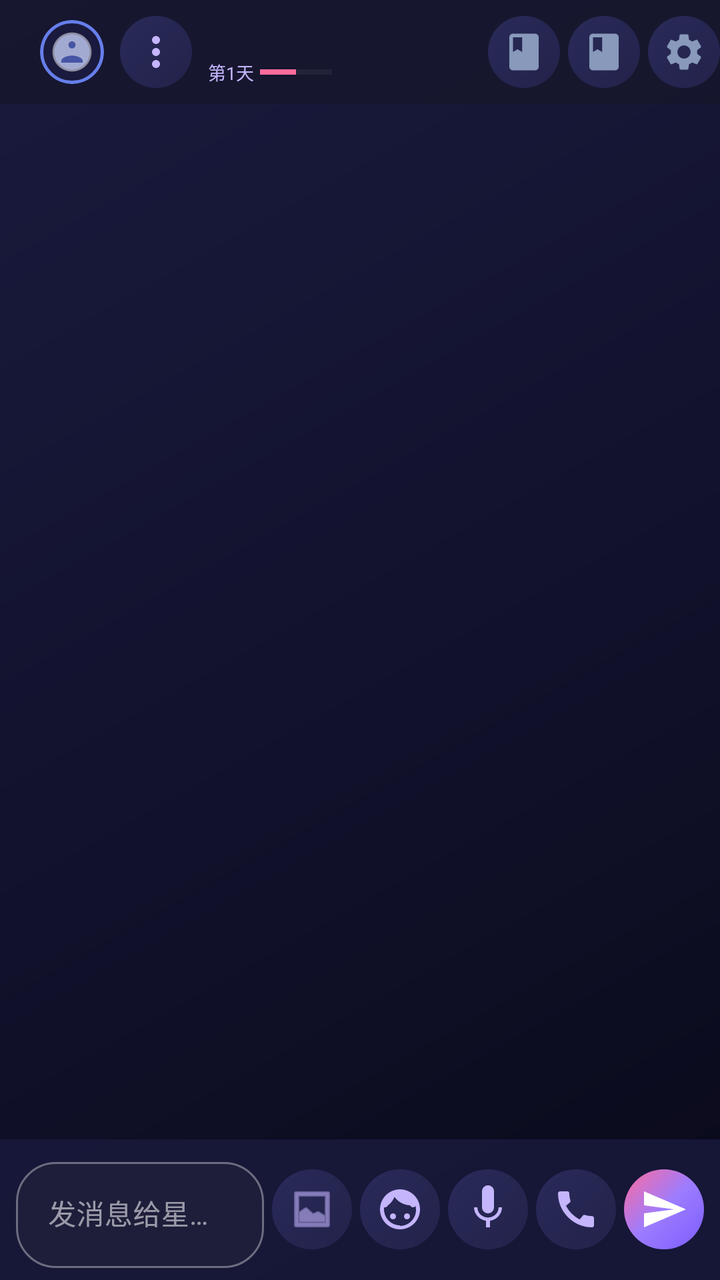
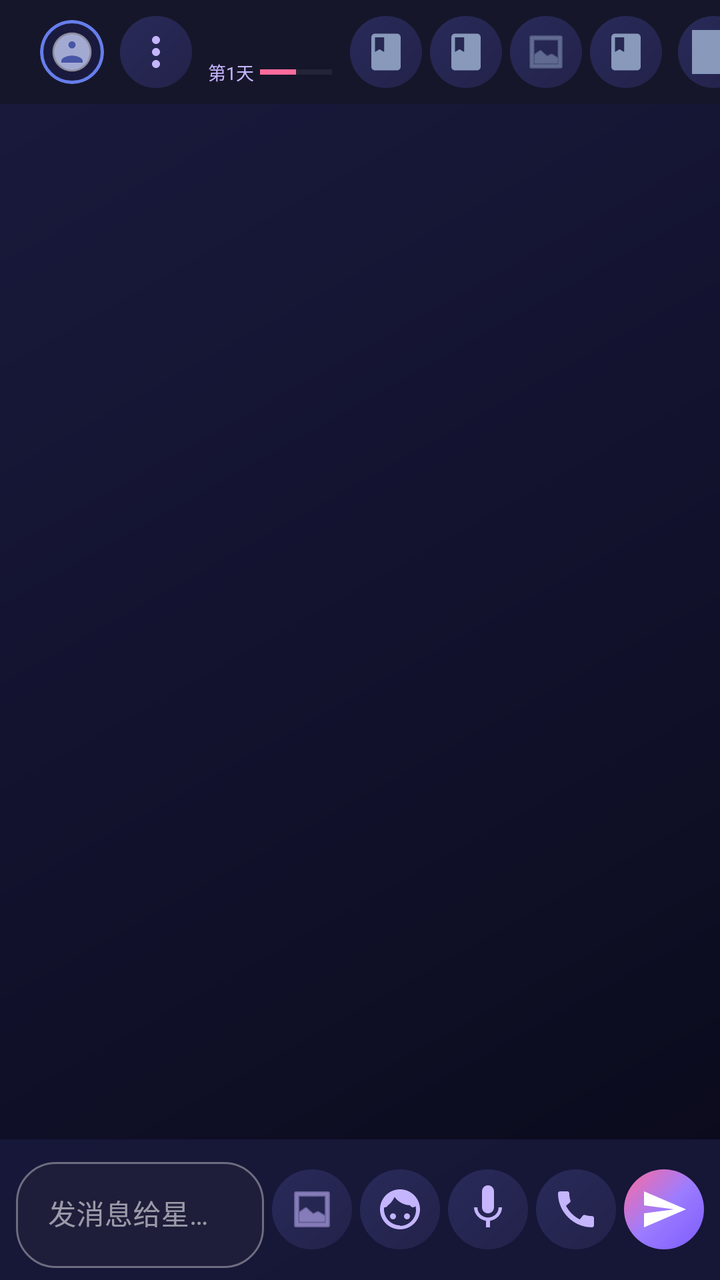

The first picture is an Android layout as it rendered before a commit; the second is the same layout after the commit. The layout source and the unified diff follow.
<!-- AndroidManifest.xml: application theme Theme.Companion -->
<!-- res/layout/activity_main.xml -->
<?xml version="1.0" encoding="utf-8"?>
<FrameLayout
    xmlns:android="http://schemas.android.com/apk/res/android"
    xmlns:app="http://schemas.android.com/apk/res-auto"
    android:id="@+id/root_layout"
    android:layout_width="match_parent"
    android:layout_height="match_parent">

    <ImageView
        android:id="@+id/iv_chat_background"
        android:layout_width="match_parent"
        android:layout_height="match_parent"
        android:scaleType="centerCrop"
        android:src="@drawable/bg_gradient" />

    <FrameLayout
        android:id="@+id/ui_layer"
        android:layout_width="match_parent"
        android:layout_height="match_parent"
        android:clickable="false"
        android:focusable="false">

        <com.google.android.material.appbar.MaterialToolbar
            android:id="@+id/toolbar"
            android:layout_width="match_parent"
            android:layout_height="52dp"
            android:background="#b316162a"
            android:clickable="true"
            android:focusable="true"
            app:titleTextColor="@android:color/white">

            <LinearLayout
                android:layout_width="match_parent"
                android:layout_height="match_parent"
                android:gravity="center_vertical"
                android:orientation="horizontal"
                android:clickable="true"
                android:focusable="true">

                <com.google.android.material.card.MaterialCardView
                    android:id="@+id/iv_ai_avatar_small_card"
                    android:layout_width="32dp"
                    android:layout_height="32dp"
                    android:layout_marginStart="4dp"
                    android:layout_marginEnd="8dp"
                    app:cardCornerRadius="16dp"
                    app:cardElevation="0dp"
                    app:cardBackgroundColor="#1a1a3e"
                    app:strokeWidth="1.5dp"
                    app:strokeColor="#667eea">

                    <ImageView
                        android:id="@+id/iv_ai_avatar_small"
                        android:layout_width="match_parent"
                        android:layout_height="match_parent"
                        android:scaleType="centerCrop"
                        android:src="@drawable/ic_avatar_default_ai"
                        android:contentDescription="AI头像"
                        android:clickable="true"
                        android:focusable="true" />
                </com.google.android.material.card.MaterialCardView>

                <ImageButton
                    android:id="@+id/btn_more"
                    android:layout_width="36dp"
                    android:layout_height="36dp"
                    android:background="@drawable/bg_icon_button"
                    android:src="@drawable/ic_more"
                    android:contentDescription="更多"
                    android:scaleType="centerInside"
                    android:padding="6dp"
                    app:tint="#c4b5fd" />

                <LinearLayout
                    android:layout_width="wrap_content"
                    android:layout_height="wrap_content"
                    android:orientation="vertical"
                    android:layout_marginStart="8dp"
                    android:layout_marginEnd="6dp">

                    <TextView
                        android:id="@+id/tv_pet_name"
                        android:layout_width="wrap_content"
                        android:layout_height="wrap_content"
                        android:text=""
                        android:textColor="@android:color/white"
                        android:textSize="15sp"
                        android:textStyle="bold" />

                    <LinearLayout
                        android:layout_width="wrap_content"
                        android:layout_height="wrap_content"
                        android:orientation="horizontal"
                        android:gravity="center_vertical">

                        <TextView
                            android:id="@+id/tv_days_label"
                            android:layout_width="wrap_content"
                            android:layout_height="wrap_content"
                            android:text="第1天"
                            android:textColor="#c4b5fd"
                            android:textSize="9sp" />

                        <ProgressBar
                            android:id="@+id/progress_affection"
                            style="?android:attr/progressBarStyleHorizontal"
                            android:layout_width="36dp"
                            android:layout_height="2.5dp"
                            android:layout_marginStart="3dp"
                            android:max="100"
                            android:progress="50"
                            android:progressTint="#ff6b9d"
                            android:progressBackgroundTint="#33ffffff" />
                    </LinearLayout>
                </LinearLayout>

                <View
                    android:layout_width="0dp"
                    android:layout_height="0dp"
                    android:layout_weight="1" />

                <TextView
                    android:id="@+id/tv_weather"
                    android:layout_width="wrap_content"
                    android:layout_height="wrap_content"
                    android:text="☀️ 25°"
                    android:textColor="#aabbdd"
                    android:textSize="11sp"
                    android:layout_marginEnd="6dp"
                    android:visibility="gone" />

                <ImageButton
                    android:id="@+id/btn_moments"
                    android:layout_width="36dp"
                    android:layout_height="36dp"
                    android:background="@drawable/bg_icon_button"
                    android:src="@drawable/ic_diary"
                    android:contentDescription="动态"
                    android:scaleType="centerInside"
                    android:padding="7dp"
                    android:layout_marginEnd="4dp"
                    app:tint="#8899bb" />

                <ImageButton
                    android:id="@+id/btn_diary"
                    android:layout_width="36dp"
                    android:layout_height="36dp"
                    android:background="@drawable/bg_icon_button"
                    android:src="@drawable/ic_diary"
                    android:contentDescription="日记"
                    android:scaleType="centerInside"
                    android:padding="7dp"
                    android:layout_marginEnd="4dp"
                    app:tint="#8899bb" />

                <ImageButton
                    android:id="@+id/btn_settings"
                    android:layout_width="36dp"
                    android:layout_height="36dp"
                    android:background="@drawable/bg_icon_button"
                    android:src="@drawable/ic_settings"
                    android:contentDescription="设置"
                    android:scaleType="centerInside"
                    android:padding="7dp"
                    app:tint="#8899bb" />
            </LinearLayout>
        </com.google.android.material.appbar.MaterialToolbar>

        <androidx.recyclerview.widget.RecyclerView
            android:id="@+id/recycler_chat"
            android:layout_width="match_parent"
            android:layout_height="match_parent"
            android:layout_marginTop="56dp"
            android:layout_marginBottom="68dp"
            android:paddingStart="8dp"
            android:paddingEnd="8dp"
            android:paddingTop="8dp"
            android:paddingBottom="48dp"
            android:clipToPadding="false"
            android:clickable="true"
            android:focusable="true" />

        <com.aicompanion.live2d.Live2DWebView
            android:id="@+id/live2d_view"
            android:layout_width="match_parent"
            android:layout_height="match_parent"
            android:layout_marginTop="80dp"
            android:layout_marginBottom="68dp"
            android:alpha="0.9"
            android:visibility="gone" />

        <LinearLayout
            android:id="@+id/layout_bottom_bar"
            android:layout_width="match_parent"
            android:layout_height="wrap_content"
            android:layout_gravity="bottom"
            android:orientation="vertical"
            android:elevation="0dp">

            <HorizontalScrollView
                android:id="@+id/scroll_predictions"
                android:layout_width="match_parent"
                android:layout_height="wrap_content"
                android:background="#cc1a1a3e"
                android:paddingStart="10dp"
                android:paddingEnd="10dp"
                android:paddingTop="6dp"
                android:visibility="gone"
                android:scrollbars="none">

                <LinearLayout
                    android:id="@+id/layout_predictions"
                    android:layout_width="wrap_content"
                    android:layout_height="wrap_content"
                    android:orientation="horizontal"
                    android:gravity="center_vertical" />
            </HorizontalScrollView>

            <LinearLayout
                android:id="@+id/layout_input"
                android:layout_width="match_parent"
                android:layout_height="wrap_content"
                android:orientation="horizontal"
                android:paddingHorizontal="8dp"
                android:paddingVertical="6dp"
                android:background="#cc1a1a3e"
                android:clickable="true"
                android:focusable="true"
                android:gravity="center_vertical">

            <com.google.android.material.textfield.TextInputLayout
                android:id="@+id/text_input_layout"
                android:layout_width="0dp"
                android:layout_height="wrap_content"
                android:layout_weight="1"
                android:hint="发消息给星尘..."
                app:boxCornerRadiusTopStart="20dp"
                app:boxCornerRadiusTopEnd="20dp"
                app:boxCornerRadiusBottomStart="20dp"
                app:boxCornerRadiusBottomEnd="20dp"
                app:boxBackgroundColor="#1e1e3a"
                app:hintTextColor="#667788"
                style="@style/Widget.MaterialComponents.TextInputLayout.OutlinedBox">

                <com.google.android.material.textfield.TextInputEditText
                    android:id="@+id/et_message"
                    android:layout_width="match_parent"
                    android:layout_height="wrap_content"
                    android:maxLines="4"
                    android:inputType="textMultiLine"
                    android:textColor="#e0e0f0"
                    android:textColorHint="#556677"
                    android:textSize="14sp" />
            </com.google.android.material.textfield.TextInputLayout>

            <ImageButton
                android:id="@+id/btn_image_upload"
                android:layout_width="40dp"
                android:layout_height="40dp"
                android:src="@android:drawable/ic_menu_gallery"
                android:scaleType="centerInside"
                android:padding="8dp"
                android:layout_marginStart="4dp"
                android:background="@drawable/bg_icon_button"
                app:tint="#c4b5fd"
                android:contentDescription="上传图片" />

            <ImageButton
                android:id="@+id/btn_sticker_chat"
                android:layout_width="40dp"
                android:layout_height="40dp"
                android:src="@drawable/ic_sticker"
                android:scaleType="centerInside"
                android:padding="8dp"
                android:layout_marginStart="4dp"
                android:background="@drawable/bg_icon_button"
                app:tint="#c4b5fd"
                android:contentDescription="表情包" />

            <ImageButton
                android:id="@+id/btn_voice"
                android:layout_width="40dp"
                android:layout_height="40dp"
                android:src="@drawable/ic_voice"
                android:scaleType="centerInside"
                android:padding="8dp"
                android:layout_marginStart="4dp"
                android:background="@drawable/bg_icon_button"
                app:tint="#c4b5fd"
                android:contentDescription="语音" />

            <ImageButton
                android:id="@+id/btn_phone_call"
                android:layout_width="40dp"
                android:layout_height="40dp"
                android:src="@drawable/ic_phone_call"
                android:scaleType="centerInside"
                android:padding="8dp"
                android:layout_marginStart="4dp"
                android:background="@drawable/bg_icon_button"
                app:tint="#c4b5fd"
                android:contentDescription="语音通话" />

            <ImageButton
                android:id="@+id/btn_send"
                android:layout_width="40dp"
                android:layout_height="40dp"
                android:src="@drawable/ic_send"
                android:scaleType="centerInside"
                android:padding="8dp"
                android:layout_marginStart="4dp"
                android:background="@drawable/bg_send_button"
                app:tint="#ffffff"
                android:contentDescription="发送" />
        </LinearLayout>
    </LinearLayout>
    </FrameLayout>
</FrameLayout>
<!-- resources referenced by this layout -->
<resources>
  <style name="Theme.Companion" parent="Theme.Material3.DayNight.NoActionBar">
          <item name="colorPrimary">@color/accent_blue</item>
          <item name="colorPrimaryVariant">@color/purple_700</item>
          <item name="colorOnPrimary">@color/white</item>
          <item name="colorSecondary">@color/accent_cyan</item>
          <item name="colorSecondaryVariant">@color/teal_700</item>
          <item name="colorSurface">@color/surface_dark</item>
          <item name="colorOnSurface">@color/text_primary</item>
          <item name="android:statusBarColor">@color/bg_start</item>
          <item name="android:navigationBarColor">@color/bg_start</item>
          <item name="android:windowBackground">@color/bg_start</item>
  
          <item name="android:activityOpenEnterAnimation">@anim/slide_in_right</item>
          <item name="android:activityOpenExitAnimation">@anim/fade_out</item>
          <item name="android:activityCloseEnterAnimation">@anim/fade_in</item>
          <item name="android:activityCloseExitAnimation">@anim/slide_out_left</item>
  
          <item name="android:windowEnterTransition">@android:transition/fade</item>
          <item name="android:windowExitTransition">@android:transition/fade</item>
  
          <item name="android:colorEdgeEffect">@color/accent_purple</item>
      </style>
  <color name="white">#FFFFFFFF</color>
  <color name="teal_700">#FF018786</color>
  <color name="bg_start">#0a0a1a</color>
  <!-- unchanged entries left out for length: 17 -->
</resources>

<!-- the commit's change to res/layout/activity_main.xml (unified diff, before → after) -->
@@ -11,12 +11,14 @@
         android:layout_width="match_parent"
         android:layout_height="match_parent"
         android:scaleType="centerCrop"
-        android:src="@drawable/bg_gradient" />
+        android:src="@drawable/bg_gradient"
+        android:visibility="gone" />
 
     <FrameLayout
         android:id="@+id/ui_layer"
         android:layout_width="match_parent"
         android:layout_height="match_parent"
+        android:background="@drawable/bg_gradient"
         android:clickable="false"
         android:focusable="false">
 
@@ -24,7 +26,7 @@
             android:id="@+id/toolbar"
             android:layout_width="match_parent"
             android:layout_height="52dp"
-            android:background="#b316162a"
+            android:background="@color/color_toolbar_bg"
             android:clickable="true"
             android:focusable="true"
             app:titleTextColor="@android:color/white">
@@ -45,9 +47,9 @@
                     android:layout_marginEnd="8dp"
                     app:cardCornerRadius="16dp"
                     app:cardElevation="0dp"
-                    app:cardBackgroundColor="#1a1a3e"
+                    app:cardBackgroundColor="@color/bg_end"
                     app:strokeWidth="1.5dp"
-                    app:strokeColor="#667eea">
+                    app:strokeColor="@color/accent_blue">
 
                     <ImageView
                         android:id="@+id/iv_ai_avatar_small"
@@ -69,7 +71,7 @@
                     android:contentDescription="更多"
                     android:scaleType="centerInside"
                     android:padding="6dp"
-                    app:tint="#c4b5fd" />
+                    app:tint="@color/accent_purple" />
 
                 <LinearLayout
                     android:layout_width="wrap_content"
@@ -98,7 +100,7 @@
                             android:layout_width="wrap_content"
                             android:layout_height="wrap_content"
                             android:text="第1天"
-                            android:textColor="#c4b5fd"
+                            android:textColor="@color/accent_purple"
                             android:textSize="9sp" />
 
                         <ProgressBar
@@ -109,8 +111,20 @@
                             android:layout_marginStart="3dp"
                             android:max="100"
                             android:progress="50"
-                            android:progressTint="#ff6b9d"
-                            android:progressBackgroundTint="#33ffffff" />
+                            android:progressTint="@color/accent_pink"
+                            android:progressBackgroundTint="@color/color_white_alpha_20" />
+
+                        <TextView
+                            android:id="@+id/tv_affection_title"
+                            android:layout_width="wrap_content"
+                            android:layout_height="wrap_content"
+                            android:text=""
+                            android:textColor="@color/accent_pink"
+                            android:textSize="8sp"
+                            android:layout_marginStart="3dp"
+                            android:ellipsize="end"
+                            android:maxEms="6"
+                            android:singleLine="true" />
                     </LinearLayout>
                 </LinearLayout>
 
@@ -124,34 +138,84 @@
                     android:layout_width="wrap_content"
                     android:layout_height="wrap_content"
                     android:text="☀️ 25°"
-                    android:textColor="#aabbdd"
+                    android:textColor="@color/color_text_link"
                     android:textSize="11sp"
                     android:layout_marginEnd="6dp"
                     android:visibility="gone" />
 
+                <HorizontalScrollView
+                    android:layout_width="wrap_content"
+                    android:layout_height="wrap_content"
+                    android:scrollbars="none"
+                    android:overScrollMode="never">
+
+                    <LinearLayout
+                        android:layout_width="wrap_content"
+                        android:layout_height="wrap_content"
+                        android:orientation="horizontal"
+                        android:gravity="center_vertical">
+
+                        <ImageButton
+                            android:id="@+id/btn_moments"
+                            android:layout_width="36dp"
+                            android:layout_height="36dp"
+                            android:background="@drawable/bg_icon_button"
+                            android:src="@drawable/ic_diary"
+                            android:contentDescription="动态"
+                            android:scaleType="centerInside"
+                            android:padding="7dp"
+                            android:layout_marginEnd="4dp"
+                            app:tint="@color/color_text_chat_secondary" />
+
+                        <ImageButton
+                            android:id="@+id/btn_calendar"
+                            android:layout_width="36dp"
+                            android:layout_height="36dp"
+                            android:background="@drawable/bg_icon_button"
+                            android:src="@drawable/ic_diary"
+                            android:contentDescription="日历"
+                            android:scaleType="centerInside"
+                            android:padding="7dp"
+                            android:layout_marginEnd="4dp"
+                            app:tint="@color/color_text_chat_secondary" />
+
+                        <ImageButton
+                            android:id="@+id/btn_album"
+                            android:layout_width="36dp"
+                            android:layout_height="36dp"
+                            android:background="@drawable/bg_icon_button"
+                            android:src="@android:drawable/ic_menu_gallery"
+                            android:contentDescription="纪念相册"
+                            android:scaleType="centerInside"
+                            android:padding="7dp"
+                            android:layout_marginEnd="4dp"
+                            app:tint="@color/color_text_chat_secondary" />
+
+                        <ImageButton
+                            android:id="@+id/btn_diary"
+                            android:layout_width="36dp"
+                            android:layout_height="36dp"
+                            android:background="@drawable/bg_icon_button"
+                            android:src="@drawable/ic_diary"
+                            android:contentDescription="日记"
+                            android:scaleType="centerInside"
+                            android:padding="7dp"
+                            android:layout_marginEnd="4dp"
+                            app:tint="@color/color_text_chat_secondary" />
+                    </LinearLayout>
+                </HorizontalScrollView>
+
                 <ImageButton
-                    android:id="@+id/btn_moments"
+                    android:id="@+id/btn_persona_switch"
                     android:layout_width="36dp"
                     android:layout_height="36dp"
                     android:background="@drawable/bg_icon_button"
-                    android:src="@drawable/ic_diary"
-                    android:contentDescription="动态"
+                    android:src="@drawable/ic_avatar_default_ai"
+                    android:contentDescription="切换角色"
                     android:scaleType="centerInside"
                     android:padding="7dp"
-                    android:layout_marginEnd="4dp"
-                    app:tint="#8899bb" />
-
-                <ImageButton
-                    android:id="@+id/btn_diary"
-                    android:layout_width="36dp"
-                    android:layout_height="36dp"
-                    android:background="@drawable/bg_icon_button"
-                    android:src="@drawable/ic_diary"
-                    android:contentDescription="日记"
-                    android:scaleType="centerInside"
-                    android:padding="7dp"
-                    android:layout_marginEnd="4dp"
-                    app:tint="#8899bb" />
+                    android:layout_marginStart="4dp"
+                    app:tint="@color/color_text_chat_secondary" />
 
                 <ImageButton
                     android:id="@+id/btn_settings"
@@ -162,7 +226,8 @@
                     android:contentDescription="设置"
                     android:scaleType="centerInside"
                     android:padding="7dp"
-                    app:tint="#8899bb" />
+                    android:layout_marginStart="4dp"
+                    app:tint="@color/color_text_chat_secondary" />
             </LinearLayout>
         </com.google.android.material.appbar.MaterialToolbar>
 
@@ -176,18 +241,15 @@
             android:paddingEnd="8dp"
             android:paddingTop="8dp"
             android:paddingBottom="48dp"
-            android:clipToPadding="false"
-            android:clickable="true"
-            android:focusable="true" />
-
-        <com.aicompanion.live2d.Live2DWebView
-            android:id="@+id/live2d_view"
+            android:clipToPadding="false" />
+
+        <ViewStub
+            android:id="@+id/view_stub_live2d"
+            android:layout="@layout/stub_live2d"
             android:layout_width="match_parent"
             android:layout_height="match_parent"
             android:layout_marginTop="80dp"
-            android:layout_marginBottom="68dp"
-            android:alpha="0.9"
-            android:visibility="gone" />
+            android:layout_marginBottom="68dp" />
 
         <LinearLayout
             android:id="@+id/layout_bottom_bar"
@@ -201,7 +263,7 @@
                 android:id="@+id/scroll_predictions"
                 android:layout_width="match_parent"
                 android:layout_height="wrap_content"
-                android:background="#cc1a1a3e"
+                android:background="@color/bg_end"
                 android:paddingStart="10dp"
                 android:paddingEnd="10dp"
                 android:paddingTop="6dp"
@@ -223,7 +285,7 @@
                 android:orientation="horizontal"
                 android:paddingHorizontal="8dp"
                 android:paddingVertical="6dp"
-                android:background="#cc1a1a3e"
+                android:background="@color/color_card_dark_alpha"
                 android:clickable="true"
                 android:focusable="true"
                 android:gravity="center_vertical">
@@ -238,8 +300,8 @@
                 app:boxCornerRadiusTopEnd="20dp"
                 app:boxCornerRadiusBottomStart="20dp"
                 app:boxCornerRadiusBottomEnd="20dp"
-                app:boxBackgroundColor="#1e1e3a"
-                app:hintTextColor="#667788"
+                app:boxBackgroundColor="@color/color_input_bg_variant"
+                app:hintTextColor="@color/color_text_hint"
                 style="@style/Widget.MaterialComponents.TextInputLayout.OutlinedBox">
 
                 <com.google.android.material.textfield.TextInputEditText
@@ -248,8 +310,8 @@
                     android:layout_height="wrap_content"
                     android:maxLines="4"
                     android:inputType="textMultiLine"
-                    android:textColor="#e0e0f0"
-                    android:textColorHint="#556677"
+                    android:textColor="@color/color_text_chat_primary"
+                    android:textColorHint="@color/text_muted"
                     android:textSize="14sp" />
             </com.google.android.material.textfield.TextInputLayout>
 
@@ -262,7 +324,7 @@
                 android:padding="8dp"
                 android:layout_marginStart="4dp"
                 android:background="@drawable/bg_icon_button"
-                app:tint="#c4b5fd"
+                app:tint="@color/accent_purple"
                 android:contentDescription="上传图片" />
 
             <ImageButton
@@ -274,7 +336,7 @@
                 android:padding="8dp"
                 android:layout_marginStart="4dp"
                 android:background="@drawable/bg_icon_button"
-                app:tint="#c4b5fd"
+                app:tint="@color/accent_purple"
                 android:contentDescription="表情包" />
 
             <ImageButton
@@ -286,7 +348,7 @@
                 android:padding="8dp"
                 android:layout_marginStart="4dp"
                 android:background="@drawable/bg_icon_button"
-                app:tint="#c4b5fd"
+                app:tint="@color/accent_purple"
                 android:contentDescription="语音" />
 
             <ImageButton
@@ -298,7 +360,7 @@
                 android:padding="8dp"
                 android:layout_marginStart="4dp"
                 android:background="@drawable/bg_icon_button"
-                app:tint="#c4b5fd"
+                app:tint="@color/accent_purple"
                 android:contentDescription="语音通话" />
 
             <ImageButton
@@ -316,3 +378,12 @@
     </LinearLayout>
     </FrameLayout>
 </FrameLayout>
+<!-- res/layout/stub_live2d.xml (included above) -->
+<?xml version="1.0" encoding="utf-8"?>
+<com.aicompanion.live2d.Live2DWebView
+    xmlns:android="http://schemas.android.com/apk/res/android"
+    android:id="@+id/live2d_view"
+    android:layout_width="match_parent"
+    android:layout_height="match_parent"
+    android:alpha="1.0"
+    android:visibility="gone" />
<!-- resource entries referenced after the edit -->
@@ -1,6 +1,17 @@
 <!-- resources referenced by this layout -->
 <resources>
-  <style name="Theme.Companion" parent="Theme.Material3.DayNight.NoActionBar">
+  <color name="accent_pink">#ff6b9d</color>
+  <color name="bg_end">#1a1a3e</color>
+  <color name="color_card_dark_alpha">#cc1a1a3e</color>
+  <color name="color_input_bg_variant">#1e1e3a</color>
+  <color name="color_text_chat_primary">#e0e0f0</color>
+  <color name="color_text_chat_secondary">#8899bb</color>
+  <color name="color_text_hint">#667788</color>
+  <color name="color_text_link">#aabbdd</color>
+  <color name="color_toolbar_bg">#16162a</color>
+  <color name="color_white_alpha_20">#33ffffff</color>
+  <color name="text_muted">#556677</color>
+  <style name="Theme.Companion" parent="Theme.Material3.Dark.NoActionBar">
           <item name="colorPrimary">@color/accent_blue</item>
           <item name="colorPrimaryVariant">@color/purple_700</item>
           <item name="colorOnPrimary">@color/white</item>
@@ -21,10 +32,41 @@
           <item name="android:windowExitTransition">@android:transition/fade</item>
   
           <item name="android:colorEdgeEffect">@color/accent_purple</item>
+  
+          <item name="alertDialogTheme">@style/ThemeOverlay.Companion.AlertDialog</item>
+          <item name="android:alertDialogTheme">@style/ThemeOverlay.Companion.AlertDialog.Legacy</item>
+          <item name="android:datePickerDialogTheme">@style/ThemeOverlay.Companion.DatePicker</item>
+          <item name="android:timePickerDialogTheme">@style/ThemeOverlay.Companion.TimePicker</item>
       </style>
   <color name="white">#FFFFFFFF</color>
   <color name="teal_700">#FF018786</color>
   <color name="bg_start">#0a0a1a</color>
+  <style name="ThemeOverlay.Companion.AlertDialog" parent="ThemeOverlay.Material3.MaterialAlertDialog">
+          <item name="colorSurface">@color/surface_card</item>
+          <item name="colorOnSurface">@color/text_primary</item>
+          <item name="android:textColorPrimary">@color/text_primary</item>
+          <item name="android:textColorSecondary">@color/text_secondary</item>
+      </style>
+  <style name="ThemeOverlay.Companion.AlertDialog.Legacy" parent="android:Theme.DeviceDefault.Dialog.Alert">
+          <item name="android:textColorPrimary">@color/text_primary</item>
+          <item name="android:textColorSecondary">@color/text_secondary</item>
+          <item name="android:background">@color/surface_card</item>
+          <item name="android:windowBackground">@color/surface_card</item>
+          <item name="android:colorBackground">@color/surface_card</item>
+      </style>
+  <style name="ThemeOverlay.Companion.DatePicker" parent="ThemeOverlay.Material3.Dialog">
+          <item name="colorSurface">@color/surface_card</item>
+          <item name="colorOnSurface">@color/text_primary</item>
+          <item name="android:textColorPrimary">@color/text_primary</item>
+          <item name="android:textColorSecondary">@color/text_secondary</item>
+          <item name="android:windowBackground">@color/surface_card</item>
+      </style>
+  <style name="ThemeOverlay.Companion.TimePicker" parent="ThemeOverlay.Material3.Dialog">
+          <item name="colorSurface">@color/surface_card</item>
+          <item name="colorOnSurface">@color/text_primary</item>
+      </style>
+  <color name="surface_card">#1a1a38</color>
+  <color name="text_secondary">#99aabb</color>
   <!-- unchanged entries left out for length: 17 -->
 </resources>
 
